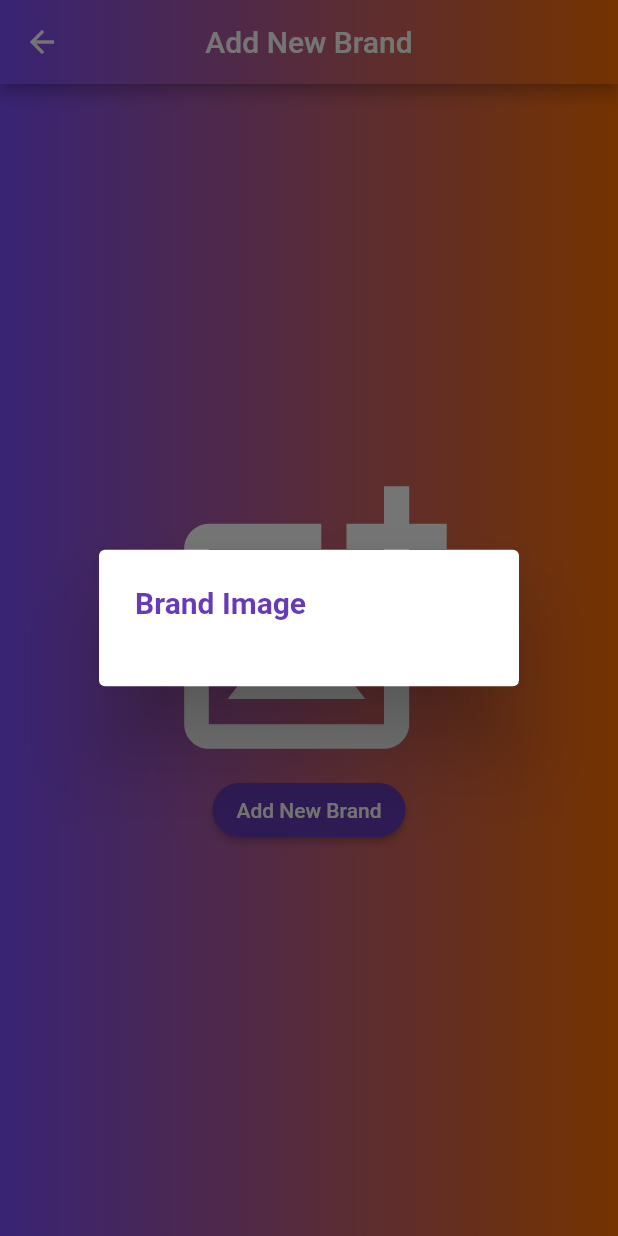
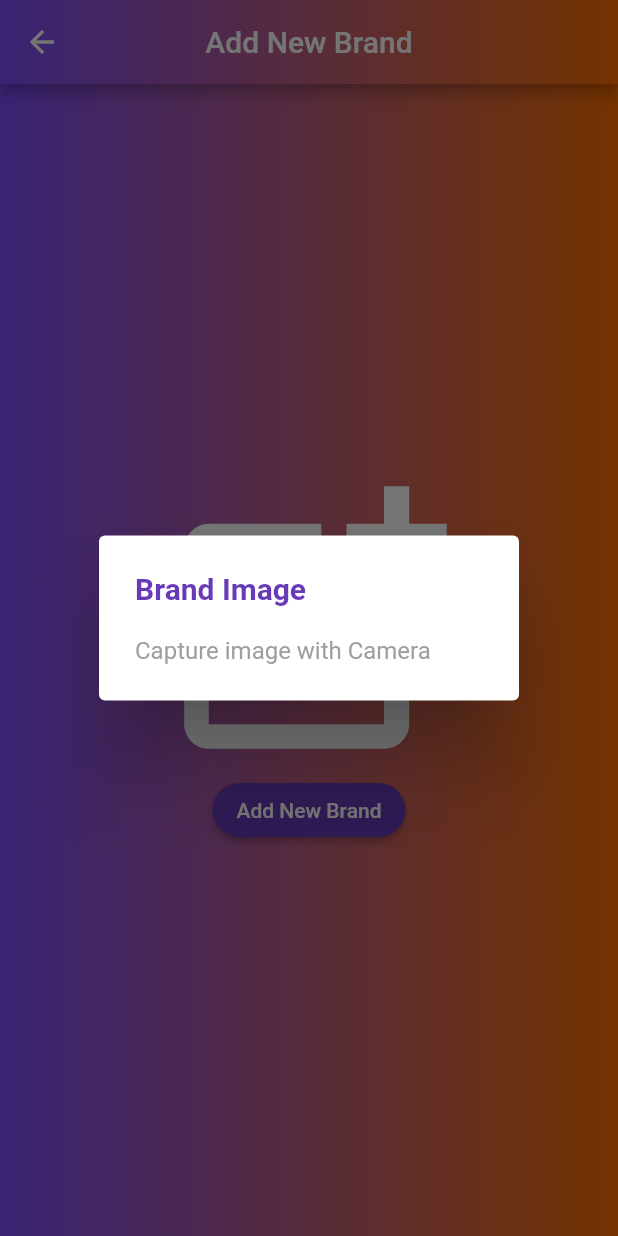
Before and after one commit to Devsaci/sellers_app, a Flutter app: the UploadBrandsScreen screen opened directly, after a tap on "Add New Brand", on a phone screen of 412 x 824 dp. Run offline on Flutter 3.47's test engine with Material 2 defaults, Android fonts, the phone set to English and light mode, and no system bars; our stand-ins replace cloud_firestore, firebase_auth, firebase_core, firebase_storage, fluttertoast, image_picker and 1 more; accounts and stored records are empty.

Commit message:
child: const Text("Capture image with Camera"

```diff
--- a/lib/brandsScreens/upload_brands_screen.dart
+++ b/lib/brandsScreens/upload_brands_screen.dart
@@ -72,7 +72,7 @@ class _UploadBrandsScreenStateState extends State<UploadBrandsScreen> {
     return showDialog(
       context: context,
       builder: (context) {
-        return  SimpleDialog(
+        return SimpleDialog(
           title: const Text(
             "Brand Image",
             style: TextStyle(
@@ -82,6 +82,8 @@ class _UploadBrandsScreenStateState extends State<UploadBrandsScreen> {
             //"Capture image with Camera"
             SimpleDialogOption(
               onPressed: () {},
+              child: const Text("Capture image with Camera",
+                  style: TextStyle(color: Colors.grey)),
             ),
           ],
         );
```
